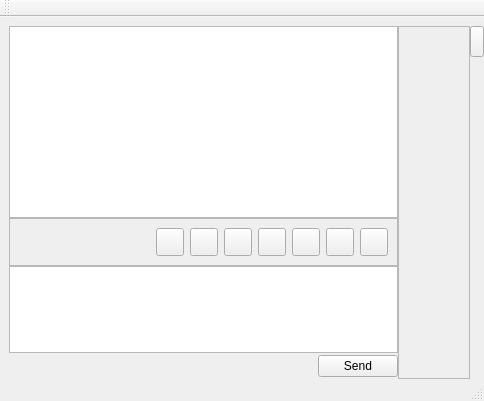
Old version of the form retroshare-gui/src/gui/chat/PopupChatDialog.ui in the repository RetroShare/RetroShare.
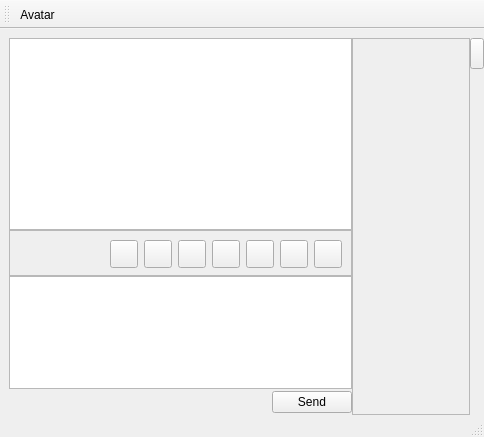
New version of the form. Icons and pictures are not drawn.

Commit message: * added basic set avatar picture for MessengerWindow and Privat Chat

The edit to the form file:
```diff
--- a/retroshare-gui/src/gui/chat/PopupChatDialog.ui
+++ b/retroshare-gui/src/gui/chat/PopupChatDialog.ui
@@ -6,29 +6,24 @@
     <x>0</x>
     <y>0</y>
     <width>484</width>
-    <height>401</height>
+    <height>437</height>
    </rect>
   </property>
   <property name="windowTitle" >
    <string>MainWindow</string>
   </property>
   <widget class="QWidget" name="centralwidget" >
-   <property name="geometry" >
-    <rect>
-     <x>0</x>
-     <y>12</y>
-     <width>484</width>
-     <height>368</height>
-    </rect>
-   </property>
-   <layout class="QGridLayout" name="gridLayout_2" >
+   <layout class="QGridLayout" >
     <property name="rightMargin" >
      <number>0</number>
     </property>
     <property name="bottomMargin" >
      <number>0</number>
     </property>
-    <property name="spacing" >
+    <property name="horizontalSpacing" >
+     <number>0</number>
+    </property>
+    <property name="verticalSpacing" >
      <number>0</number>
     </property>
     <item row="0" column="0" >
@@ -78,14 +73,14 @@
         <widget class="QLabel" name="avatarlabel" >
          <property name="minimumSize" >
           <size>
-           <width>70</width>
-           <height>70</height>
+           <width>116</width>
+           <height>116</height>
           </size>
          </property>
          <property name="maximumSize" >
           <size>
-           <width>70</width>
-           <height>70</height>
+           <width>116</width>
+           <height>116</height>
           </size>
          </property>
          <property name="styleSheet" >
@@ -119,14 +114,14 @@
         <widget class="QLabel" name="myavatarlabel" >
          <property name="minimumSize" >
           <size>
-           <width>70</width>
-           <height>70</height>
+           <width>116</width>
+           <height>116</height>
           </size>
          </property>
          <property name="maximumSize" >
           <size>
-           <width>70</width>
-           <height>70</height>
+           <width>116</width>
+           <height>116</height>
           </size>
          </property>
          <property name="styleSheet" >
@@ -151,10 +146,10 @@
          <property name="sizeType" >
           <enum>QSizePolicy::Fixed</enum>
          </property>
-         <property name="sizeHint" stdset="0" >
+         <property name="sizeHint" >
           <size>
            <width>61</width>
-           <height>41</height>
+           <height>30</height>
           </size>
          </property>
         </spacer>
@@ -209,13 +204,19 @@
     </item>
     <item row="1" column="0" >
      <widget class="QFrame" name="Chatbuttonframe" >
+      <property name="minimumSize" >
+       <size>
+        <width>16</width>
+        <height>46</height>
+       </size>
+      </property>
       <property name="frameShape" >
        <enum>QFrame::StyledPanel</enum>
       </property>
       <property name="frameShadow" >
        <enum>QFrame::Raised</enum>
       </property>
-      <layout class="QGridLayout" name="gridLayout" >
+      <layout class="QGridLayout" >
        <property name="topMargin" >
         <number>9</number>
        </property>
@@ -486,34 +487,24 @@
     </item>
    </layout>
   </widget>
-  <widget class="QStatusBar" name="statusbar" >
-   <property name="geometry" >
-    <rect>
-     <x>0</x>
-     <y>380</y>
-     <width>484</width>
-     <height>21</height>
-    </rect>
-   </property>
-  </widget>
+  <widget class="QStatusBar" name="statusbar" />
   <widget class="QToolBar" name="toolBar" >
-   <property name="geometry" >
-    <rect>
-     <x>0</x>
-     <y>0</y>
-     <width>484</width>
-     <height>12</height>
-    </rect>
-   </property>
    <property name="windowTitle" >
     <string>toolBar</string>
    </property>
+   <property name="iconSize" >
+    <size>
+     <width>24</width>
+     <height>24</height>
+    </size>
+   </property>
    <attribute name="toolBarArea" >
     <enum>TopToolBarArea</enum>
    </attribute>
    <attribute name="toolBarBreak" >
     <bool>false</bool>
    </attribute>
+   <addaction name="actionAvatar" />
   </widget>
   <action name="actionBold" >
    <property name="text" >
@@ -535,6 +526,17 @@
     <string>Strike</string>
    </property>
   </action>
+  <action name="actionAvatar" >
+   <property name="icon" >
+    <iconset resource="../images.qrc" >:/images/add_image24.png</iconset>
+   </property>
+   <property name="text" >
+    <string>Avatar</string>
+   </property>
+   <property name="toolTip" >
+    <string>Set your Avatar Picture</string>
+   </property>
+  </action>
  </widget>
  <resources/>
  <connections/>
```
Left out of the diff: 28 changed lines with no effect on the pictures. The commit also changes 4 other files.
